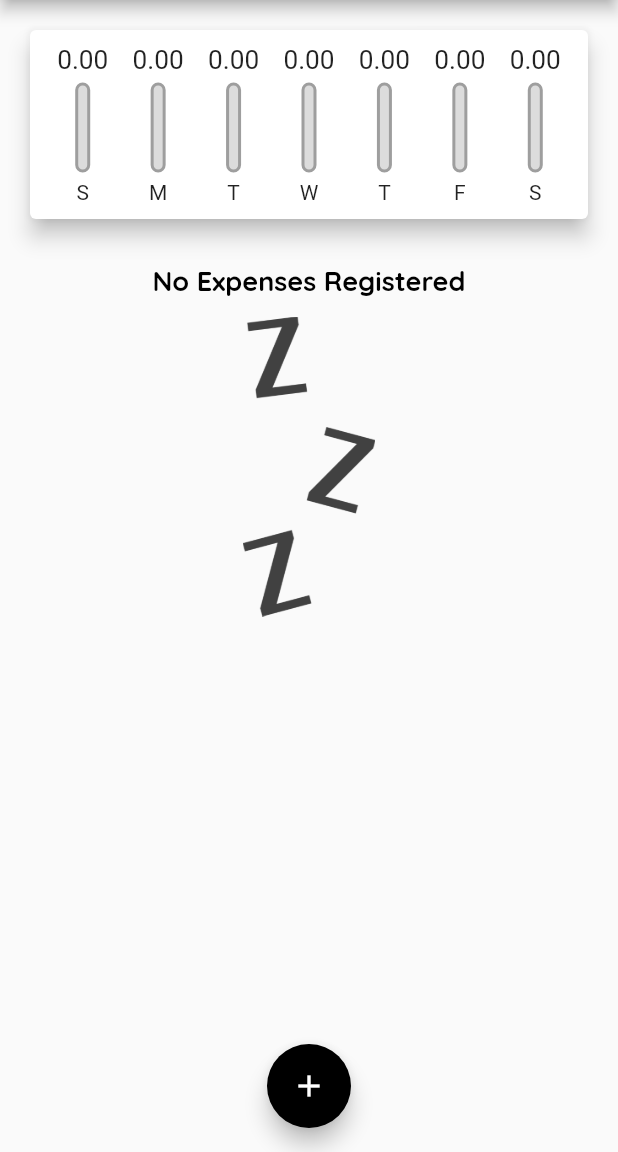
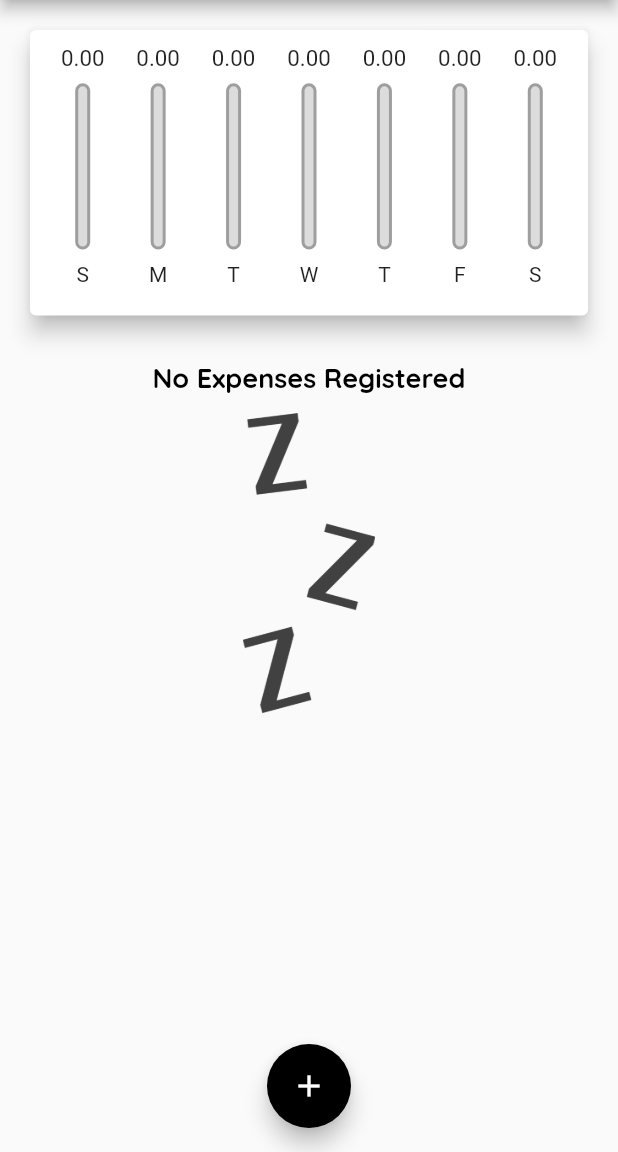
Before and after one commit to bielom43/ProjectApp-Despesas, a Flutter app: the screen it shows after launch, on a phone screen of 412 x 824 dp, the part 84-1236 px from its top. Run offline on Flutter 3.47's test engine with Material 2 defaults, Android fonts, the phone set to English and light mode, and no system bars.

Commit message:
Added responsive functions

```diff
--- a/lib/components/chart_Bar.dart
+++ b/lib/components/chart_Bar.dart
@@ -14,17 +14,20 @@ class ChartBar extends StatelessWidget {
 
   @override
   Widget build(BuildContext context) {
+    return LayoutBuilder(
+      builder: (ctx, constraints) {
         return Column(
           children: <Widget>[
             SizedBox(
-          height: 20,
+              height: constraints.maxHeight * 0.10,
               child: FittedBox(
                 child: Text(value.toStringAsFixed(2)),
               ),
             ),
-        const SizedBox(height: 5),
+            SizedBox(height: constraints.maxHeight * 0.05),
             SizedBox(
-          height: 60,
+              height: constraints.maxHeight *
+                  0.65, //constraints have a max size in the context
               width: 10,
               child: Stack(
                 alignment: Alignment.bottomCenter,
@@ -51,9 +54,16 @@ class ChartBar extends StatelessWidget {
                 ],
               ),
             ),
-        const SizedBox(height: 5),
-        Text(label),
+            SizedBox(height: constraints.maxHeight * 0.05),
+            SizedBox(
+              height: constraints.maxHeight * 0.15,
+              child: Expanded(
+                child: Text(label),
+              ),
+            ),
           ],
+        );
+      },
     );
   }
 }
--- a/lib/components/transaction_list.dart
+++ b/lib/components/transaction_list.dart
@@ -10,9 +10,7 @@ class TransactionList extends StatelessWidget {
 
   @override
   Widget build(BuildContext context) {
-    return SizedBox(
-      height: 460,
-      child: transactions.isEmpty
+    return transactions.isEmpty
         ? Padding(
             padding: const EdgeInsets.all(10),
             child: Column(
@@ -70,7 +68,6 @@ class TransactionList extends StatelessWidget {
                 ),
               );
             },
-            ),
           );
   }
 }
--- a/lib/main.dart
+++ b/lib/main.dart
@@ -1,9 +1,10 @@
+import 'package:flutter/material.dart';
+import 'dart:math';
+
 import 'package:despesas_app/components/chart.dart';
 import 'package:despesas_app/components/transactio_form.dart';
-import 'package:flutter/material.dart';
 import 'package:despesas_app/components/transaction_list.dart';
 import '../models/transaction.dart';
-import 'dart:math';
 
 main() => runApp(const ExpensesApp());
 
@@ -96,8 +97,7 @@ class _MyHomePageState extends State<MyHomePage> {
 
   @override
   Widget build(BuildContext context) {
-    return Scaffold(
-      appBar: AppBar(
+    final appBar = AppBar(
       title: const Text('Pessoal Expenses'),
       actions: <Widget>[
         IconButton(
@@ -107,13 +107,27 @@ class _MyHomePageState extends State<MyHomePage> {
           ),
         ),
       ],
-      ),
+    );
+
+    final availableHeight = MediaQuery.of(context).size.height -
+        appBar.preferredSize.height -
+        MediaQuery.of(context).padding.top;
+
+    return Scaffold(
+      appBar: appBar,
       body: SingleChildScrollView(
         child: Column(
           crossAxisAlignment: CrossAxisAlignment.stretch,
           children: <Widget>[
-            Chart(_recenTransactions),
-            TransactionList(transactions: _transactions, _removeTransaction),
+            SizedBox(
+              height: availableHeight * 0.30,
+              child: Chart(_recenTransactions),
+            ),
+            SizedBox(
+              height: availableHeight * 0.70,
+              child: TransactionList(
+                  transactions: _transactions, _removeTransaction),
+            ),
           ],
         ),
       ),
```
Lines whose indentation alone changed are shown as unchanged.
